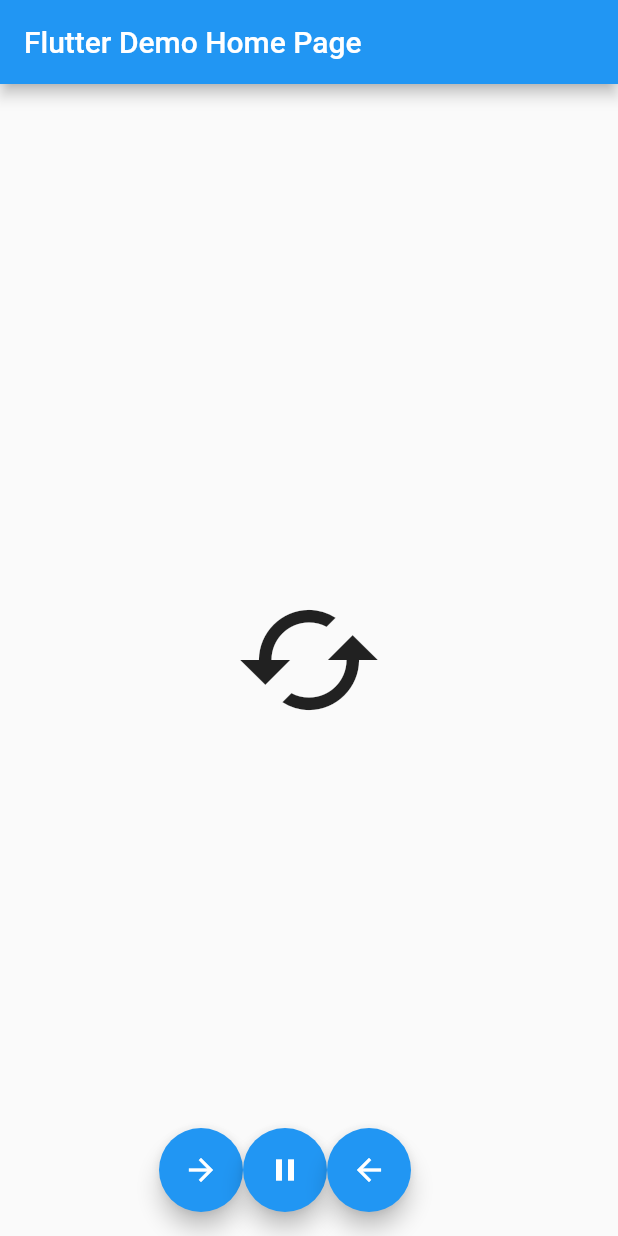
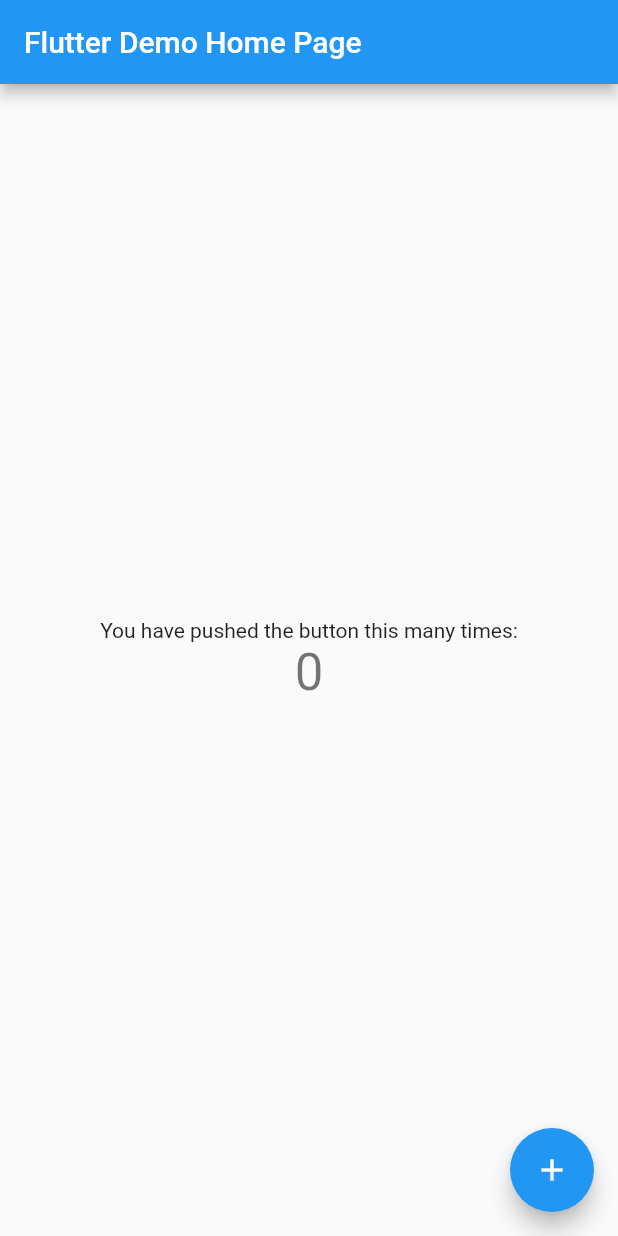
Before and after one commit to Osadakun/sample_flutter, a Flutter app: the screen it shows after launch, on a phone screen of 412 x 824 dp. Run offline on Flutter 3.47's test engine with Material 2 defaults, Android fonts, the phone set to English and light mode, and no system bars.

Commit message:
同期処理のデモ

```diff
--- a/sample_project/lib/main.dart
+++ b/sample_project/lib/main.dart
@@ -1,9 +1,8 @@
 import 'package:flutter/material.dart';
-import 'dart:math';
+import 'async_sample/Async.dart';
 void main() {
-  runApp(MyApp());
+runApp(MyApp());
 }
-
 class MyApp extends StatelessWidget {
   @override
   Widget build(BuildContext context) {
@@ -16,50 +15,20 @@ class MyApp extends StatelessWidget {
     );
   }
 }
-
 class MyHomePage extends StatefulWidget {
   MyHomePage({Key? key, this.title}) : super(key: key);
   final String? title;
   @override
   _MyHomePageState createState() => _MyHomePageState();
 }
-
-class _MyHomePageState extends State<MyHomePage> with TickerProviderStateMixin {
-  late AnimationController _animationControler;
-  late Animation _animation;
-
-  _play() async {
+class _MyHomePageState extends State<MyHomePage> {
+  int _counter = 0;
+  void _incrementCounter() {
     setState(() {
-      _animationControler.forward();
+      _counter++;
     });
+    Async().asynctest1(); // 2-4も同様にここで呼び出す
   }
-
-  _stop() async {
-    setState(() {
-      _animationControler.stop();
-    });
-  }
-
-  _reverse() async {
-    setState(() {
-      _animationControler.reverse();
-    });
-  }
-
-  @override
-  void initState() {
-    super.initState();
-    _animationControler =
-        AnimationController(vsync: this, duration: Duration(seconds: 1));
-    _animation = _animationControler.drive(Tween(begin: 0.0, end: 2.0 * pi));
-  }
-
-  @override
-  void dispose() {
-    _animationControler.dispose();
-    super.dispose();
-  }
-
   @override
   Widget build(BuildContext context) {
     return Scaffold(
@@ -67,22 +36,26 @@ class _MyHomePageState extends State<MyHomePage> with TickerProviderStateMixin {
         title: Text(widget.title!),
       ),
       body: Center(
-        child: AnimatedBuilder(
-          animation: _animation,
-          builder: (context, _) {
-            return Transform.rotate(
-                angle: _animation.value, child: Icon(Icons.cached, size: 100));
-          },
+        child: Column(
+          mainAxisAlignment: MainAxisAlignment.center,
+          children: <Widget>[
+            Text(
+              'You have pushed the button this many times:',
+            ),
+            Text(
+              '$_counter',
+              key: Key('counter'),
+              style: Theme.of(context).textTheme.headline4,
+            ),
+          ],
         ),
       ),
-      floatingActionButton:
-          Row(mainAxisAlignment: MainAxisAlignment.center, children: [
-        FloatingActionButton(
-            onPressed: _play, child: Icon(Icons.arrow_forward)),
-        FloatingActionButton(onPressed: _stop, child: Icon(Icons.pause)),
-        FloatingActionButton(
-            onPressed: _reverse, child: Icon(Icons.arrow_back)),
-      ]),
+      floatingActionButton: FloatingActionButton(
+        key: Key('increment'),
+        onPressed: _incrementCounter,
+        tooltip: 'Increment',
+        child: Icon(Icons.add),
+      ),
     );
   }
 }
```
Also changed, not shown: sample_project/lib/async_sample/Async.dart (added, +21 -0 lines).
